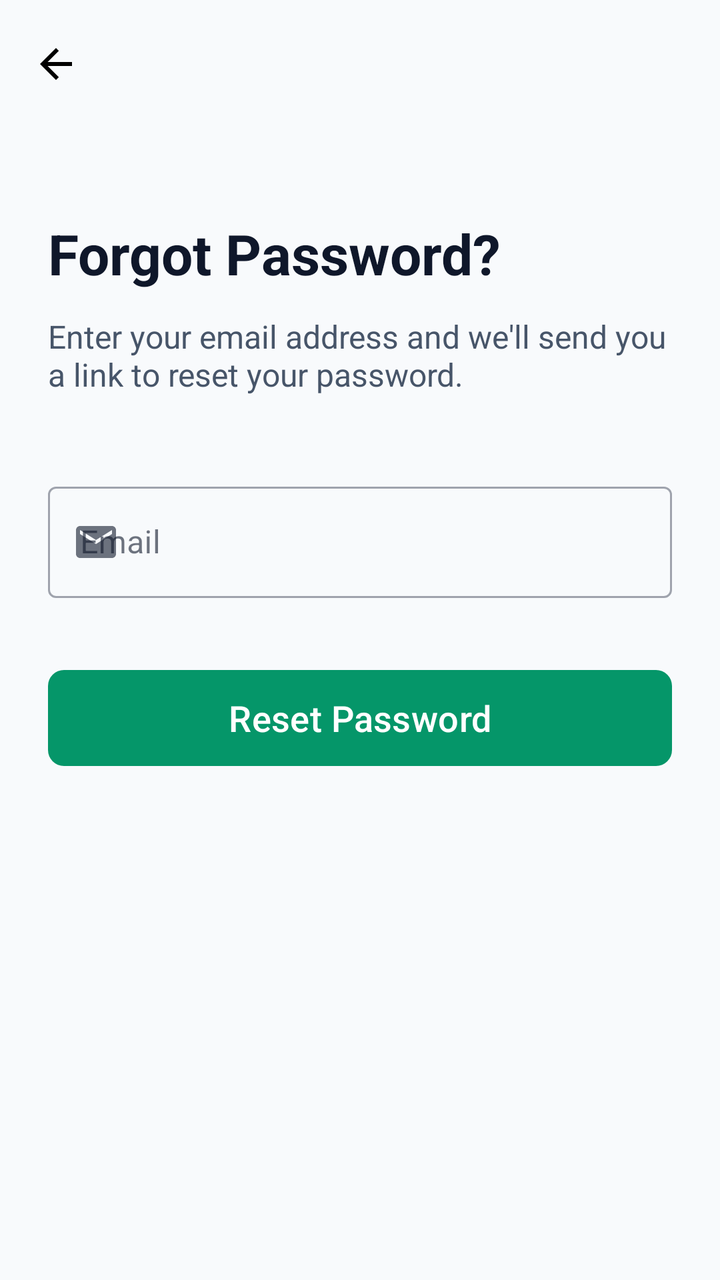
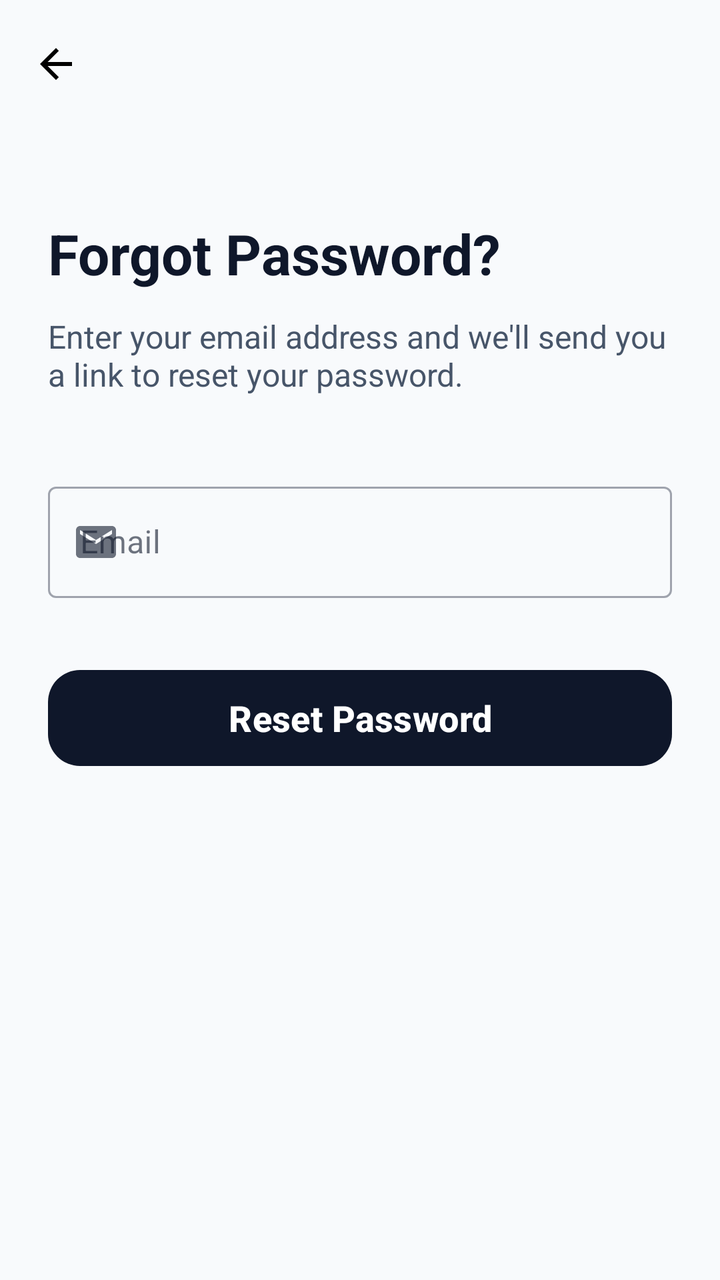

The first picture is an Android layout as it rendered before a commit; the second is the same layout after the commit. The layout source and the unified diff follow.
<!-- AndroidManifest.xml: application theme Theme.TestMaster -->
<!-- res/layout/activity_forgot_password.xml -->
<?xml version="1.0" encoding="utf-8"?>
<androidx.constraintlayout.widget.ConstraintLayout xmlns:android="http://schemas.android.com/apk/res/android"
    xmlns:app="http://schemas.android.com/apk/res-auto"
    xmlns:tools="http://schemas.android.com/tools"
    android:layout_width="match_parent"
    android:layout_height="match_parent"
    android:background="@color/background"
    android:fitsSystemWindows="true"
    tools:context=".activities.ForgotPasswordActivity">

    <androidx.appcompat.widget.Toolbar
        android:id="@+id/toolbar"
        android:layout_width="match_parent"
        android:layout_height="?attr/actionBarSize"
        app:layout_constraintTop_toTopOf="parent"
        app:navigationIcon="@drawable/baseline_arrow_back_24"
        app:navigationIconTint="@color/text_primary" />

    <ScrollView
        android:layout_width="match_parent"
        android:layout_height="0dp"
        android:fillViewport="true"
        app:layout_constraintBottom_toBottomOf="parent"
        app:layout_constraintTop_toBottomOf="@id/toolbar">

        <androidx.constraintlayout.widget.ConstraintLayout
            android:layout_width="match_parent"
            android:layout_height="wrap_content"
            android:padding="24dp">

            <TextView
                android:id="@+id/tv_forgot_title"
                android:layout_width="wrap_content"
                android:layout_height="wrap_content"
                android:layout_marginTop="20dp"
                android:text="Forgot Password?"
                android:textColor="@color/text_primary"
                android:textSize="28sp"
                android:textStyle="bold"
                app:layout_constraintStart_toStartOf="parent"
                app:layout_constraintTop_toTopOf="parent" />

            <TextView
                android:id="@+id/tv_forgot_subtitle"
                android:layout_width="0dp"
                android:layout_height="wrap_content"
                android:layout_marginTop="12dp"
                android:text="Enter your email address and we'll send you a link to reset your password."
                android:textColor="@color/text_secondary"
                android:textSize="16sp"
                app:layout_constraintEnd_toEndOf="parent"
                app:layout_constraintStart_toStartOf="parent"
                app:layout_constraintTop_toBottomOf="@id/tv_forgot_title" />

            <com.google.android.material.textfield.TextInputLayout
                android:id="@+id/til_email"
                style="@style/Widget.MaterialComponents.TextInputLayout.OutlinedBox"
                android:layout_width="match_parent"
                android:layout_height="wrap_content"
                android:layout_marginTop="40dp"
                android:hint="Email"
                app:layout_constraintTop_toBottomOf="@id/tv_forgot_subtitle"
                app:startIconDrawable="@drawable/baseline_email_24">

                <com.google.android.material.textfield.TextInputEditText
                    android:id="@+id/et_email"
                    android:layout_width="match_parent"
                    android:layout_height="wrap_content"
                    android:textColor="@color/text_primary"
                    android:inputType="textEmailAddress" />
            </com.google.android.material.textfield.TextInputLayout>

            <com.google.android.material.button.MaterialButton
                android:id="@+id/btn_reset_password"
                android:layout_width="match_parent"
                android:layout_height="56dp"
                android:layout_marginTop="32dp"
                android:text="Reset Password"
                android:textAllCaps="false"
                android:textSize="18sp"
                app:cornerRadius="8dp"
                app:layout_constraintTop_toBottomOf="@id/til_email" />

        </androidx.constraintlayout.widget.ConstraintLayout>
    </ScrollView>

</androidx.constraintlayout.widget.ConstraintLayout>
<!-- resources referenced by this layout -->
<resources>
  <color name="background">#F8FAFC</color>
  <color name="text_primary">#0F172A</color>
  <color name="text_secondary">#475569</color>
  <!-- drawable baseline_arrow_back_24 (drawable) -->
  <vector android:autoMirrored="true" android:height="24dp"
      android:tint="#000000" android:viewportHeight="24"
      android:viewportWidth="24" android:width="24dp" xmlns:android="http://schemas.android.com/apk/res/android">
      <path android:fillColor="@android:color/white" android:pathData="M20,11H7.83l5.59,-5.59L12,4l-8,8 8,8 1.41,-1.41L7.83,13H20v-2z"/>
  </vector>
  <!-- drawable baseline_email_24 (drawable) -->
  <vector xmlns:android="http://schemas.android.com/apk/res/android" android:height="24dp" android:tint="#000000" android:viewportHeight="24" android:viewportWidth="24" android:width="24dp">
        
      <path android:fillColor="@android:color/white" android:pathData="M20,4L4,4c-1.1,0 -1.99,0.9 -1.99,2L2,18c0,1.1 0.9,2 2,2h16c1.1,0 2,-0.9 2,-2L22,6c0,-1.1 -0.9,-2 -2,-2zM20,8l-8,5 -8,-5L4,6l8,5 8,-5v2z"/>
      
  </vector>
  <style name="Theme.TestMaster" parent="Base.Theme.TestMaster" />
  <style name="Base.Theme.TestMaster" parent="Theme.Material3.DayNight.NoActionBar">
          
          <item name="colorPrimary">@color/primary</item>
          <item name="colorOnPrimary">@color/onPrimary</item>
          <item name="colorPrimaryContainer">@color/primaryContainer</item>
          <item name="colorOnPrimaryContainer">@color/onPrimaryContainer</item>
  
          <item name="colorSecondary">@color/secondary</item>
          <item name="colorOnSecondary">@color/onSecondary</item>
          <item name="colorSecondaryContainer">@color/secondaryContainer</item>
          <item name="colorOnSecondaryContainer">@color/onSecondaryContainer</item>
  
          
          <item name="android:windowBackground">@color/background</item>
          <item name="colorSurface">@color/surface</item>
          <item name="colorOnSurface">@color/onSurface</item>
          <item name="colorSurfaceVariant">@color/surfaceVariant</item>
          <item name="colorOnSurfaceVariant">@color/onSurfaceVariant</item>
          <item name="colorOutline">@color/outline</item>
  
          
          <item name="colorError">@color/error</item>
          <item name="colorOnError">@color/onError</item>
          <item name="colorErrorContainer">@color/errorContainer</item>
          <item name="colorOnErrorContainer">@color/onErrorContainer</item>
  
          
          <item name="android:statusBarColor">@color/surface</item>
          <item name="android:windowLightStatusBar">true</item>
      </style>
  <color name="primary">#059669</color>
  <color name="onPrimary">#FFFFFF</color>
  <color name="primaryContainer">#D1FAE5</color>
  <color name="onPrimaryContainer">#064E3B</color>
  <color name="secondary">#64748B</color>
  <color name="onSecondary">#FFFFFF</color>
  <color name="secondaryContainer">#F1F5F9</color>
  <color name="onSecondaryContainer">#0F172A</color>
  <color name="surface">#FFFFFF</color>
  <color name="onSurface">#0F172A</color>
  <color name="surfaceVariant">#E2E8F0</color>
  <color name="onSurfaceVariant">#475569</color>
  <color name="outline">#94A3B8</color>
  <color name="error">#EF4444</color>
  <color name="onError">#FFFFFF</color>
  <color name="errorContainer">#FEE2E2</color>
  <color name="onErrorContainer">#991B1B</color>
</resources>

<!-- the commit's change to res/layout/activity_forgot_password.xml (unified diff, before → after) -->
@@ -14,7 +14,7 @@
         android:layout_height="?attr/actionBarSize"
         app:layout_constraintTop_toTopOf="parent"
         app:navigationIcon="@drawable/baseline_arrow_back_24"
-        app:navigationIconTint="@color/text_primary" />
+        app:navigationIconTint="@color/onPrimary" />
 
     <ScrollView
         android:layout_width="match_parent"
@@ -72,13 +72,17 @@
 
             <com.google.android.material.button.MaterialButton
                 android:id="@+id/btn_reset_password"
+                style="@style/Widget.Material3.Button"
                 android:layout_width="match_parent"
                 android:layout_height="56dp"
                 android:layout_marginTop="32dp"
                 android:text="Reset Password"
                 android:textAllCaps="false"
+                android:textColor="@color/primary"
                 android:textSize="18sp"
-                app:cornerRadius="8dp"
+                android:textStyle="bold"
+                app:backgroundTint="@color/onPrimary"
+                app:cornerRadius="16dp"
                 app:layout_constraintTop_toBottomOf="@id/til_email" />
 
         </androidx.constraintlayout.widget.ConstraintLayout>
<!-- resource entries referenced after the edit -->
@@ -46,22 +46,22 @@
           <item name="android:statusBarColor">@color/surface</item>
           <item name="android:windowLightStatusBar">true</item>
       </style>
-  <color name="primary">#059669</color>
-  <color name="onPrimary">#FFFFFF</color>
-  <color name="primaryContainer">#D1FAE5</color>
-  <color name="onPrimaryContainer">#064E3B</color>
+  <color name="primary">#FFFFFF</color>
+  <color name="onPrimary">#0F172A</color>
+  <color name="primaryContainer">#F1F5F9</color>
+  <color name="onPrimaryContainer">#0F172A</color>
   <color name="secondary">#64748B</color>
   <color name="onSecondary">#FFFFFF</color>
-  <color name="secondaryContainer">#F1F5F9</color>
+  <color name="secondaryContainer">#E2E8F0</color>
   <color name="onSecondaryContainer">#0F172A</color>
   <color name="surface">#FFFFFF</color>
   <color name="onSurface">#0F172A</color>
   <color name="surfaceVariant">#E2E8F0</color>
   <color name="onSurfaceVariant">#475569</color>
   <color name="outline">#94A3B8</color>
-  <color name="error">#EF4444</color>
+  <color name="error">#DC2626</color>
   <color name="onError">#FFFFFF</color>
   <color name="errorContainer">#FEE2E2</color>
-  <color name="onErrorContainer">#991B1B</color>
+  <color name="onErrorContainer">#7F1D1D</color>
 </resources>
 
